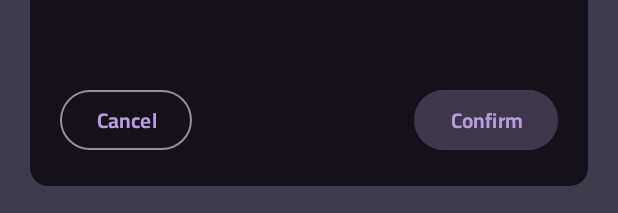
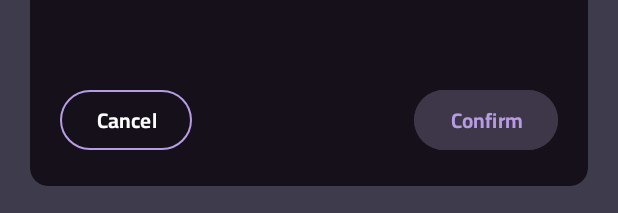
Before and after one commit to 50t0r25/RiiDE-prototype, an Android app: the layout fragment_adding_trip.xml on its own in the app's theme, with its tools: preview values and no code run, on a phone screen of 412 x 824 dp. Shown: the part 1020-1233 px from the top of the screen. Run offline under Robolectric (Android 15) with nearby library versions, the phone set to English and light mode, and no system bars.

Commit message:
Fixed some buttons

```diff
--- a/app/src/main/res/layout/fragment_adding_trip.xml
+++ b/app/src/main/res/layout/fragment_adding_trip.xml
@@ -256,7 +256,8 @@
                     android:layout_height="wrap_content"
                     android:fontFamily="@font/cairo_bold"
                     android:text="@string/cancel"
-                    android:textColor="@color/text_color01"
+                    android:textColor="@color/white"
+                    app:strokeColor="@color/text_color01"
                     app:layout_constraintBottom_toBottomOf="parent"
                     app:layout_constraintStart_toStartOf="parent"
                     app:layout_constraintTop_toTopOf="parent" />
--- a/app/src/main/res/layout/fragment_login.xml
+++ b/app/src/main/res/layout/fragment_login.xml
@@ -83,7 +83,7 @@
                     android:layout_height="wrap_content"
                     android:fontFamily="@font/cairo_bold"
                     android:text="@string/cancel"
-                    android:textColor="@color/text_color01"
+                    android:textColor="@color/white"
                     app:layout_constraintBottom_toBottomOf="parent"
                     app:layout_constraintStart_toStartOf="parent"
                     app:layout_constraintTop_toTopOf="parent"
--- a/app/src/main/res/layout/fragment_signup.xml
+++ b/app/src/main/res/layout/fragment_signup.xml
@@ -68,7 +68,7 @@
                     android:layout_height="wrap_content"
                     android:fontFamily="@font/cairo_bold"
                     android:text="@string/cancel"
-                    android:textColor="@color/text_color01"
+                    android:textColor="@color/white"
                     app:layout_constraintBottom_toBottomOf="parent"
                     app:layout_constraintStart_toStartOf="parent"
                     app:layout_constraintTop_toTopOf="parent"
```
